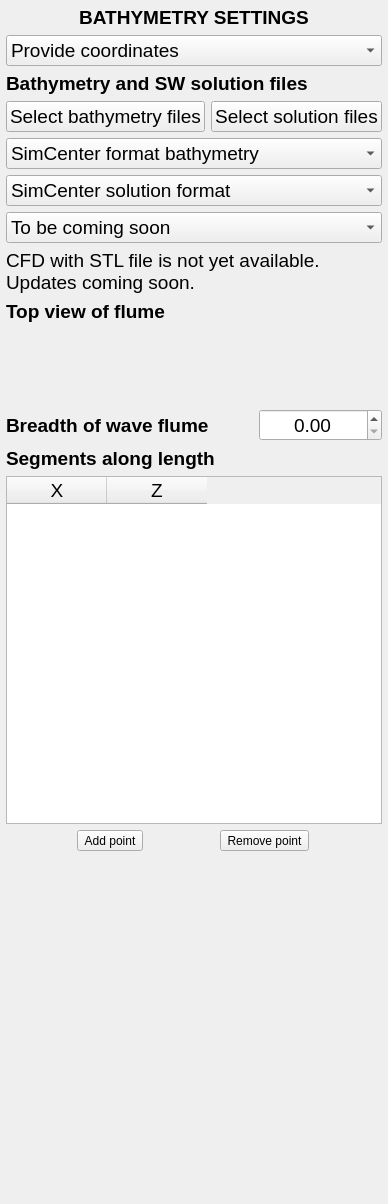
Before: the Qt Designer form EVENTS/GeoClawOpenFOAM/bathymetry.ui in NHERI-SimCenter/HydroUQ, drawn with Qt 5.
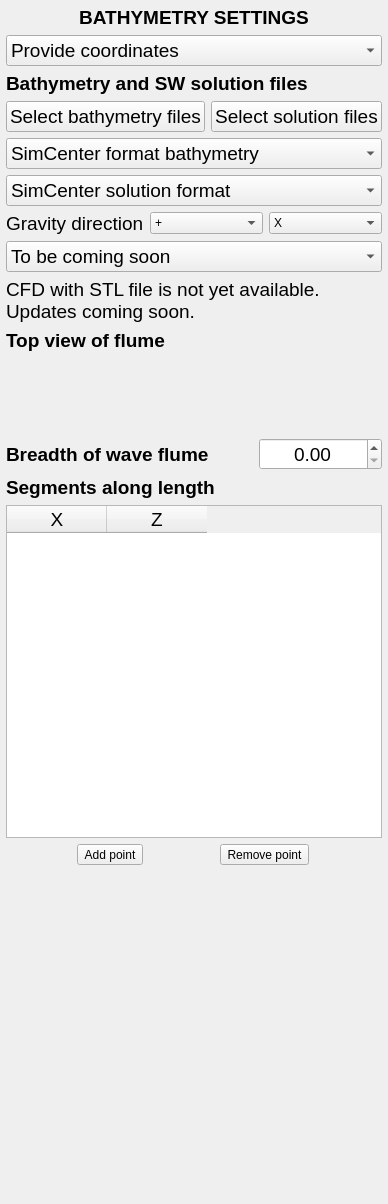
After: the same form once the commit is applied. Icons and pictures are not drawn.

Patch:
```diff
--- a/EVENTS/GeoClawOpenFOAM/bathymetry.ui
+++ b/EVENTS/GeoClawOpenFOAM/bathymetry.ui
@@ -193,6 +193,58 @@
        </item>
       </widget>
      </item>
+     <item>
+      <layout class="QHBoxLayout" name="HLY_Gravity">
+       <property name="spacing">
+        <number>-1</number>
+       </property>
+       <item>
+        <widget class="QLabel" name="Lbl_Gravity">
+         <property name="font">
+          <font>
+           <pointsize>14</pointsize>
+          </font>
+         </property>
+         <property name="text">
+          <string>Gravity direction</string>
+         </property>
+        </widget>
+       </item>
+       <item>
+        <widget class="QComboBox" name="CmB_Grav01">
+         <item>
+          <property name="text">
+           <string>+</string>
+          </property>
+         </item>
+         <item>
+          <property name="text">
+           <string>-</string>
+          </property>
+         </item>
+        </widget>
+       </item>
+       <item>
+        <widget class="QComboBox" name="CmB_Grav02">
+         <item>
+          <property name="text">
+           <string>X</string>
+          </property>
+         </item>
+         <item>
+          <property name="text">
+           <string>Y</string>
+          </property>
+         </item>
+         <item>
+          <property name="text">
+           <string>Z</string>
+          </property>
+         </item>
+        </widget>
+       </item>
+      </layout>
+     </item>
      <item>
       <widget class="QComboBox" name="CmB_Library">
        <property name="font">
```
Left out of the diff: 2 changed lines with no effect on the pictures.
